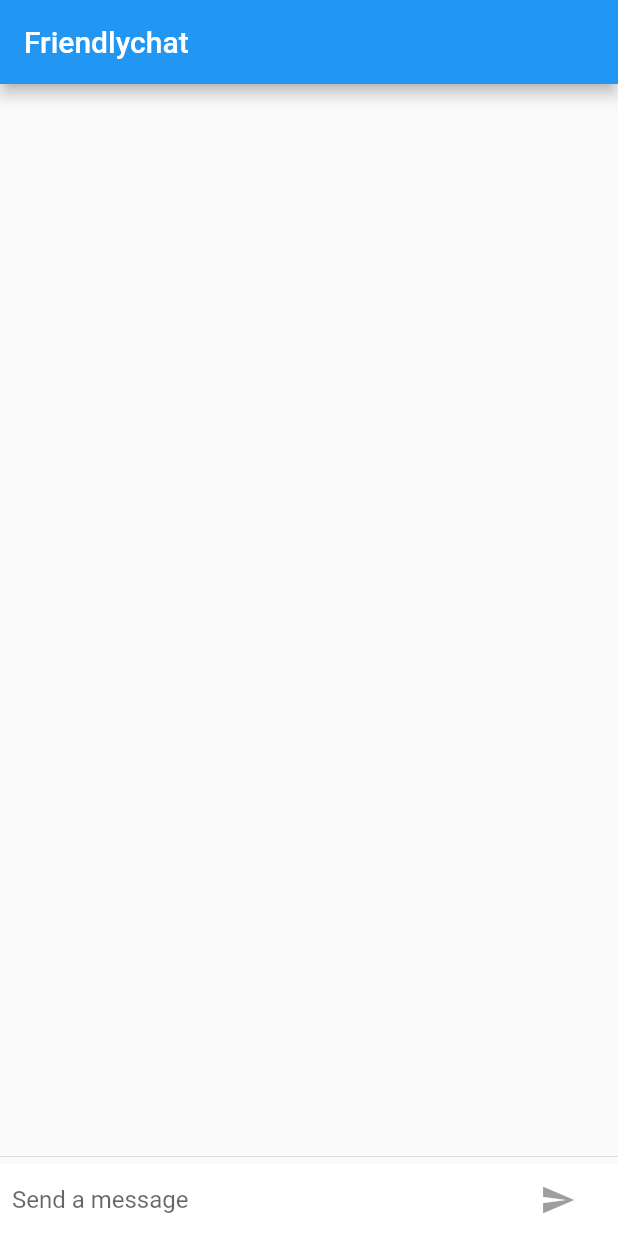
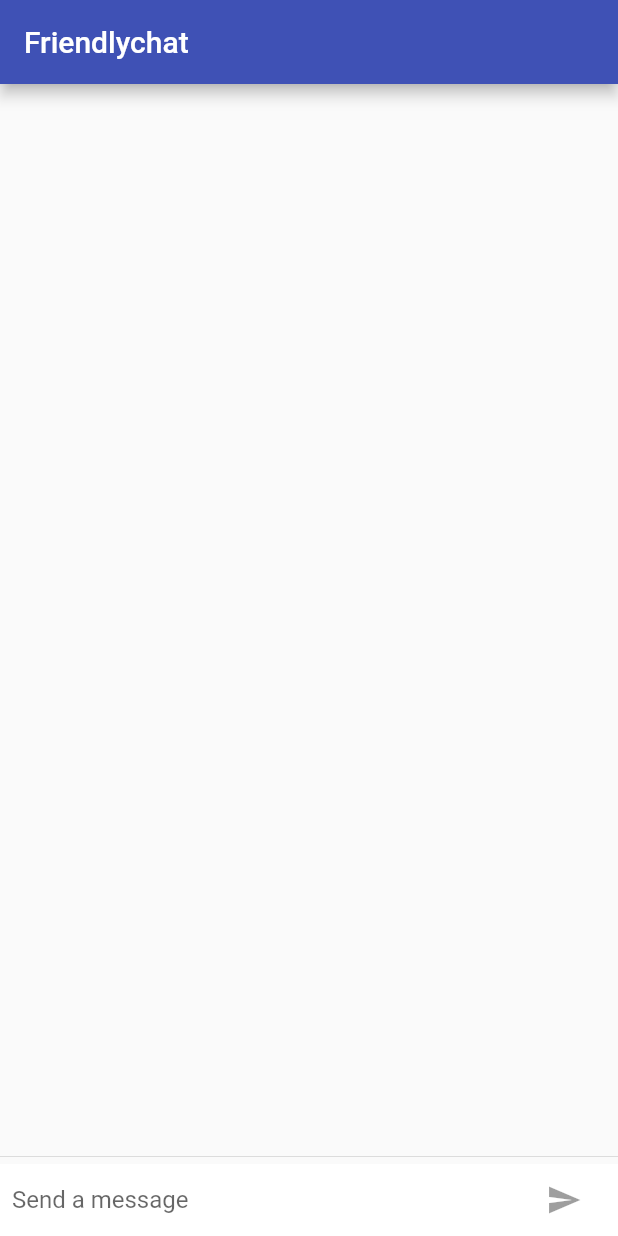
Before and after one commit to Mokina0903/Flutter_friendlychat, a Flutter app: the screen it shows after launch, on a phone screen of 412 x 824 dp. Run offline on Flutter 3.47's test engine with Material 2 defaults, Android fonts, the phone set to English and light mode, and no system bars.

Commit message:
Add styling for android and iOS

```diff
--- a/lib/main.dart
+++ b/lib/main.dart
@@ -1,4 +1,6 @@
 import 'package:flutter/material.dart';
+import 'package:flutter/foundation.dart';
+import 'package:flutter/cupertino.dart';
 
 void main() {
   runApp(new FriendlychatApp());
@@ -11,9 +13,23 @@ class FriendlychatApp extends StatelessWidget {
   Widget build(BuildContext context) {
     return new MaterialApp(
       title: "Friendlychat",
+      theme: defaultTargetPlatform == TargetPlatform.iOS
+          ? kIOSTheme
+          : kDefaultTheme,
       home: new ChatScreen(),
     );
   }
+
+  final ThemeData kIOSTheme = new ThemeData(
+    primarySwatch: Colors.orange,
+    primaryColor: Colors.grey[100],
+    primaryColorBrightness: Brightness.light,
+  );
+
+  final ThemeData kDefaultTheme = new ThemeData(
+    primarySwatch: Colors.indigo,
+    accentColor: Colors.orange[300],
+  );
 }
 
 class ChatScreen extends StatefulWidget {
@@ -29,8 +45,12 @@ class ChatScreenState extends State<ChatScreen> with TickerProviderStateMixin {
   @override
   Widget build(BuildContext context) {
     return new Scaffold(
-      appBar: new AppBar(title: new Text("Friendlychat")),
-      body: new Column(
+      appBar: new AppBar(
+        title: new Text("Friendlychat"),
+        elevation: Theme.of(context).platform == TargetPlatform.iOS ? 0.0 : 4.0,
+      ),
+      body: Container(
+          child: new Column(
             children: <Widget>[
               new Flexible(
                 child: new ListView.builder(
@@ -42,11 +62,21 @@ class ChatScreenState extends State<ChatScreen> with TickerProviderStateMixin {
               ),
               new Divider(height: 10),
               new Container(
-            decoration: new BoxDecoration(color: Theme.of(context).cardColor),
+                decoration:
+                    new BoxDecoration(color: Theme.of(context).cardColor),
                 child: _buildTextComposer(),
               ),
             ],
           ),
+          decoration: Theme.of(context).platform == TargetPlatform.iOS //new
+              ? new BoxDecoration(
+                  //new
+                  border: new Border(
+                    //new
+                    top: new BorderSide(color: Colors.grey[200]), //new
+                  ), //new
+                ) //new
+              : null),
     );
   }
 
@@ -71,14 +101,20 @@ class ChatScreenState extends State<ChatScreen> with TickerProviderStateMixin {
                 ),
               ),
               new Container(
-                margin: new EdgeInsets.symmetric(horizontal: 8.0),
-                child: new IconButton(
+                  margin: new EdgeInsets.symmetric(horizontal: 4.0),
+                  child: Theme.of(context).platform == TargetPlatform.iOS
+                      ? new CupertinoButton(
+                          child: new Text("Send"),
+                          onPressed: _isComposing
+                              ? () => _handleSubmitted(_textController.text)
+                              : null,
+                        )
+                      : new IconButton(
                           icon: new Icon(Icons.send),
                           onPressed: _isComposing
                               ? () => _handleSubmitted(_textController.text)
                               : null,
-                ),
-              )
+                        )),
             ],
           ),
         ));
```
Lines whose indentation alone changed are shown as unchanged.
